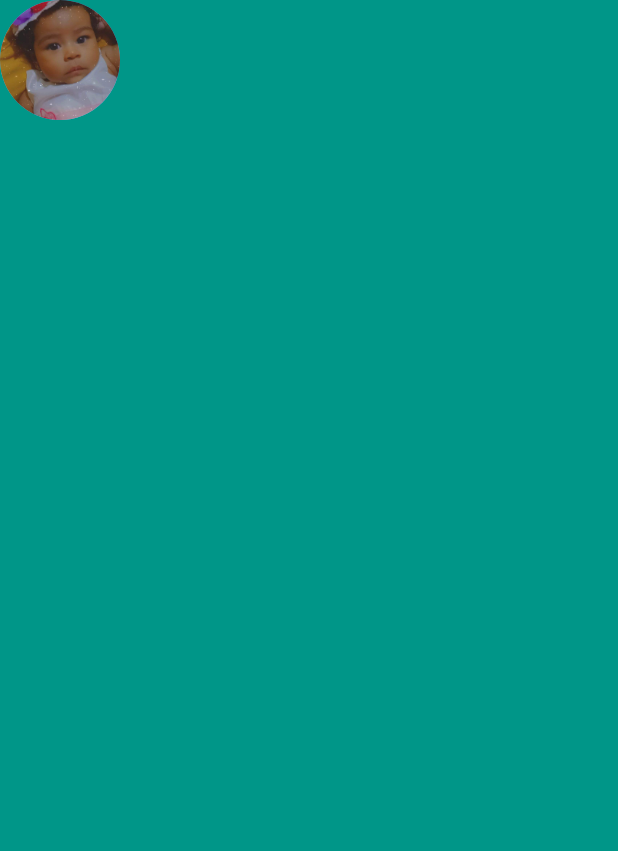
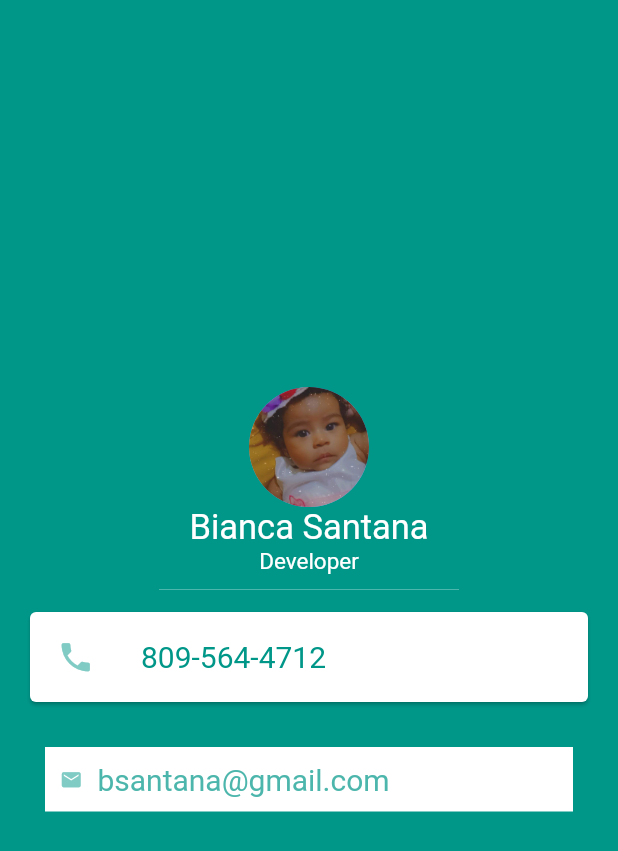
Before and after one commit to alucard720/flutterapps, a Flutter app: the screen it shows after launch, on a phone screen of 412 x 824 dp. Shown: the top 851 px of the screen. Run offline on Flutter 3.47's test engine with Material 2 defaults, Android fonts, the phone set to English and light mode, and no system bars; Roboto replaces fonts that are missing (Lobster).

Commit message:
update 3

```diff
--- a/lib/main.dart
+++ b/lib/main.dart
@@ -1,4 +1,5 @@
 import 'package:flutter/material.dart';
+import 'package:flutter/widgets.dart';
 
 void main() {
   runApp(MyApp());
@@ -12,13 +13,78 @@ class MyApp extends StatelessWidget {
         backgroundColor: Colors.teal,
         body: SafeArea(
           child: Column(
+              mainAxisAlignment: MainAxisAlignment.center,
             children: <Widget>[
               CircleAvatar(
                 radius: 40.0,
                 backgroundColor: Colors.blue[300],
                 backgroundImage: AssetImage('images/bianca.jpg'),
               ),
-            ],
+              Text('Bianca Santana',
+              style: TextStyle(
+                fontFamily:'Lobster',
+                color: Colors.white,
+                fontSize: 23.0,
+              ),
+              ),
+              Text('Developer',
+                style: TextStyle(
+                fontFamily: 'Lobster',
+                  color: Colors.white,
+                  fontSize: 15.0,
+                ),
+              ),
+              SizedBox(
+                height: 20.0,
+                width: 200.0,
+                child: Divider(
+                  color: Colors.teal[300],
+                ),
+              ),
+              Card(
+                color: Colors.white,
+                margin: EdgeInsets.symmetric(vertical: 5.0, horizontal: 20.0),
+                child: Padding(
+                  padding: EdgeInsets.all(2.0),
+                  child: ListTile(
+                    leading:Icon(Icons.phone,
+                      size: 25.0,
+                      color: Colors.teal.shade200,
+                    ),
+                    title: Text('809-564-4712',
+                    style: TextStyle(
+                      fontSize: 20.0,
+                      color: Colors.teal,
+                      fontFamily: 'Lobster',
+                    ),
+                    ),
+
+                     ),
+                ),
+              ),
+              Container(
+                padding: EdgeInsets.all(10.0),
+                color: Colors.white,
+                margin: EdgeInsets.symmetric(vertical: 25.0, horizontal: 30.0),
+                child: Row(
+
+                  children: <Widget>[
+                    Icon(Icons.email,
+                    size: 15.0,
+                    color: Colors.teal.shade200,),
+                    SizedBox(
+                      width: 10.0,
+                      ),
+                    Text('bsantana@gmail.com',
+                      style: TextStyle(
+                        color: Colors.teal[300],
+                        fontSize: 20.0,
+                      ),
+                    ),
+                  ],
+                ),
+              ),
+              ],
           ),
         ),
       ),
--- a/pubspec.yaml
+++ b/pubspec.yaml
@@ -27,6 +27,10 @@ flutter:
 
   uses-material-design: true
 
-  # To add assets to your application, add an assets section, like this:
   assets:
     - images/
+
+fonts:
+  - family: Lobster
+    fonts:
+      - asset: fonts/Lobster-Regular.ttf
```
Also changed, not shown: fonts/Lobster-Regular.ttf (added), 9 other files.
